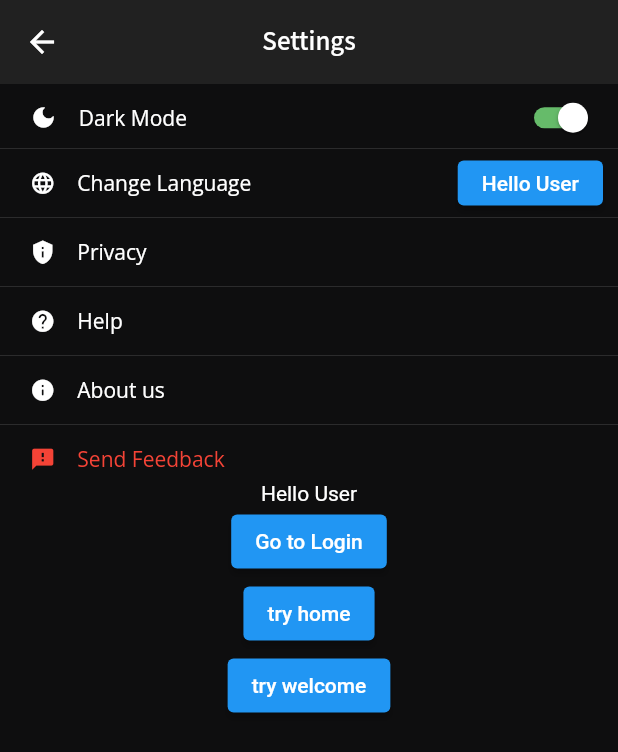
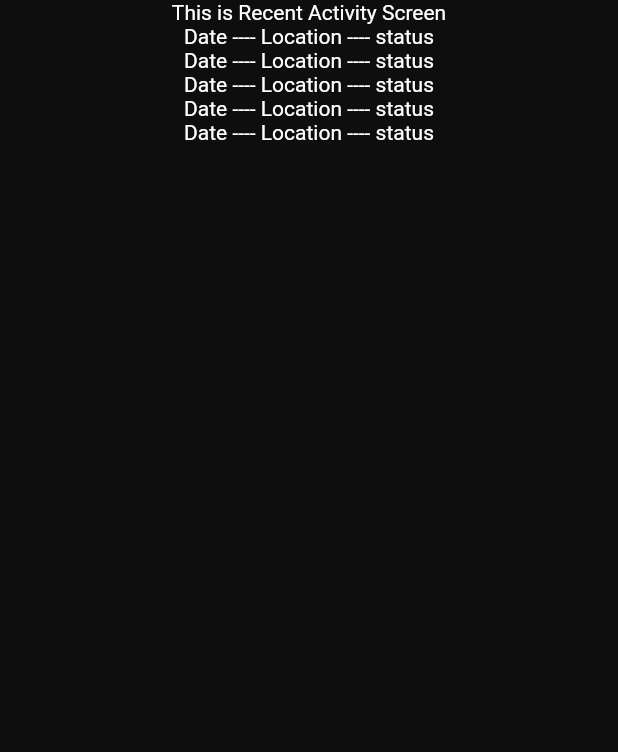
Before and after one commit to Crowful/Capstone_Sylviapp, a Flutter app: the screen it shows once a user with an empty profile is signed in, after a tap on the "menu" icon, after a tap on "Recent Activity", on a phone screen of 412 x 824 dp. Shown: the top 752 px of the screen. Run offline on Flutter 3.47's test engine with Material 2 defaults, Android fonts, the phone set to English and light mode, and no system bars; our stand-ins replace cloud_firestore, easy_localization, firebase_auth, firebase_core, firebase_storage, flutter_riverpod and 6 more; accounts and stored records are empty; network calls fail.

Commit message:
small update

```diff
--- a/lib/main.dart
+++ b/lib/main.dart
@@ -10,11 +10,13 @@ import 'package:sylviapp_project/screens/account_module/before_login.dart';
 import 'package:sylviapp_project/screens/account_module/forgot_password.dart';
 import 'package:sylviapp_project/screens/account_module/onboarding.dart';
 import 'package:sylviapp_project/screens/account_module/verify_email.dart';
+import 'package:sylviapp_project/screens/campaign_module/ongoing_campaign.dart';
+import 'package:sylviapp_project/screens/campaign_module/recent_activity.dart';
 import 'package:sylviapp_project/screens/home.dart';
 import 'package:sylviapp_project/screens/account_module/login.dart';
 import 'package:sylviapp_project/screens/account_module/register.dart';
 import 'package:sylviapp_project/screens/layout_screen.dart';
-import 'package:sylviapp_project/screens/map.dart';
+import 'package:sylviapp_project/screens/campaign_module/map.dart';
 import 'package:sylviapp_project/screens/settings_module/settings.dart';
 import 'package:sylviapp_project/translations/codegen_loader.g.dart';
 
@@ -54,7 +56,9 @@ class MyApp extends ConsumerWidget {
         "/wrapperAuth": (_) => WrapperAuth(),
         "/account_management": (_) => AccountManagementScreen(),
         "/welcome": (_) => WelcomeScreen(),
-        "/map": (_) => MapScreen()
+        "/map": (_) => MapScreen(),
+        "/recent_activity": (_) => RecentActivity(),
+        "/ongoing_campaign": (_) => OngoingCampaign(),
       },
     );
   }
--- /dev/null
+++ b/lib/screens/campaign_module/recent_activity.dart
@@ -0,0 +1,31 @@
+import 'package:flutter/material.dart';
+
+class RecentActivity extends StatefulWidget {
+  const RecentActivity({Key? key}) : super(key: key);
+
+  @override
+  _RecentActivityState createState() => _RecentActivityState();
+}
+
+class _RecentActivityState extends State<RecentActivity> {
+  @override
+  Widget build(BuildContext context) {
+    return Scaffold(
+      body: Center(
+          child: Container(
+        child: Column(
+          children: [
+            Text("This is Recent Activity Screen"),
+            ListView.builder(
+                scrollDirection: Axis.vertical,
+                shrinkWrap: true,
+                itemCount: 5,
+                itemBuilder: (context, index) {
+                  return Center(child: Text("Date ---- Location ---- status"));
+                })
+          ],
+        ),
+      )),
+    );
+  }
+}
--- a/lib/screens/sidebar_module/drawer_screen.dart
+++ b/lib/screens/sidebar_module/drawer_screen.dart
@@ -111,11 +111,11 @@ class _DrawerScreenState extends State<DrawerScreen> {
                 title: 'My Account',
                 icon: Icons.person),
             MenuItem(
-                route: "/settings",
+                route: "/recent_activity",
                 title: 'Recent Activity',
                 icon: Icons.history),
             MenuItem(
-                route: "/settings",
+                route: "/ongoing_campaign",
                 title: 'Ongoing Campaign',
                 icon: Icons.campaign),
             MenuItem(
```
Also changed, not shown: lib/screens/campaign_module/ongoing_campaign.dart (added, +31 -0 lines), lib/screens/campaign_module/map.dart (renamed from lib/screens/map.dart).
